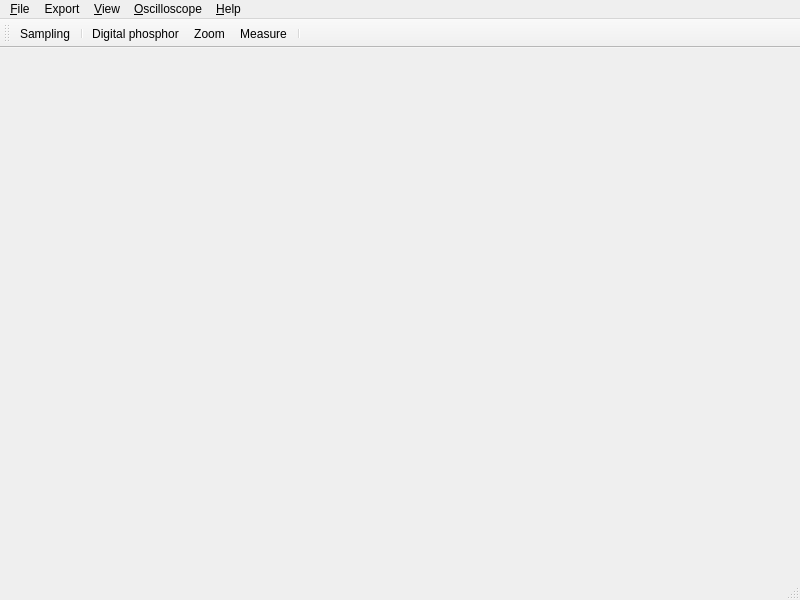
Above: openhantek/src/mainwindow.ui from OpenHantek/OpenHantek6022 before the change. Below: the same form after it.
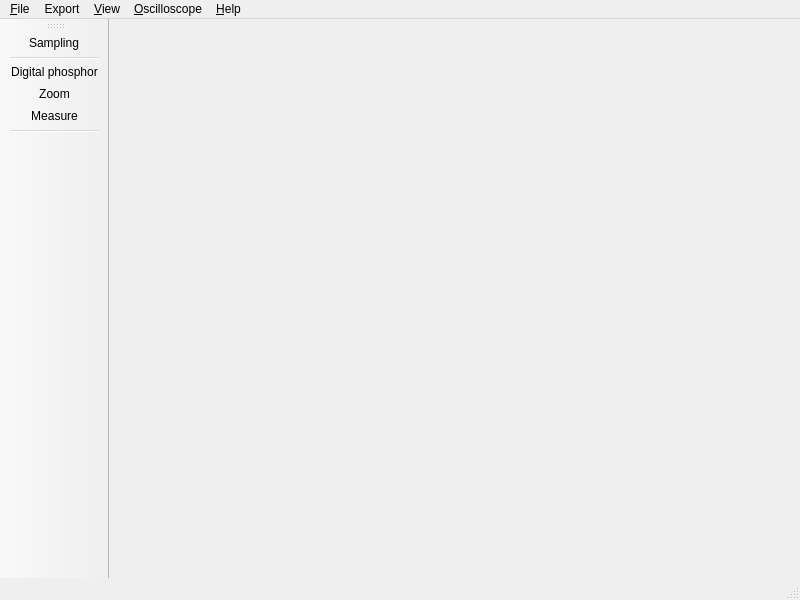
That is the form after the change.

Patch:
```diff
--- a/openhantek/src/mainwindow.ui
+++ b/openhantek/src/mainwindow.ui
@@ -75,7 +75,7 @@
     <string>toolBar</string>
    </property>
    <attribute name="toolBarArea">
-    <enum>TopToolBarArea</enum>
+    <enum>LeftToolBarArea</enum>
    </attribute>
    <attribute name="toolBarBreak">
     <bool>false</bool>
```
